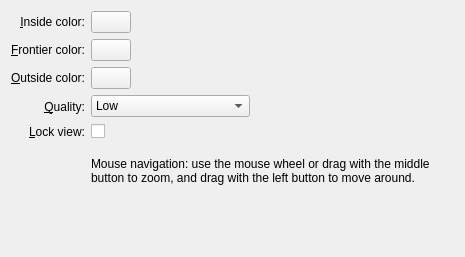
Before: the Qt Designer form wallpapers/mandelbrot/config.ui in KDE/kdeplasma-addons, drawn with Qt 5.
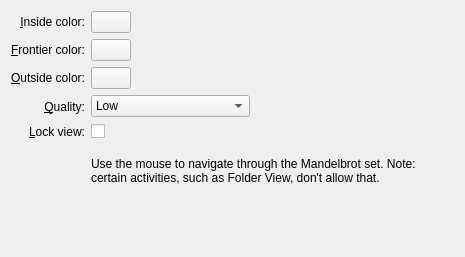
After: the same form once the commit is applied. Custom widgets are drawn as their Qt base class.

Commit message: * save config on exit (fix bug when Mandelbrot didn't remember your viewpoint correctly) * better explanation label in the UI

```diff
--- a/wallpapers/mandelbrot/config.ui
+++ b/wallpapers/mandelbrot/config.ui
@@ -268,7 +268,7 @@
       <enum>Qt::LeftToRight</enum>
      </property>
      <property name="text">
-      <string>Mouse navigation: use the mouse wheel or drag with the middle button to zoom, and drag with the left button to move around.</string>
+      <string>Use the mouse to navigate through the Mandelbrot set. Note: certain activities, such as Folder View, don't allow that.</string>
      </property>
      <property name="scaledContents">
       <bool>false</bool>
```
The commit also changes 1 other file.
